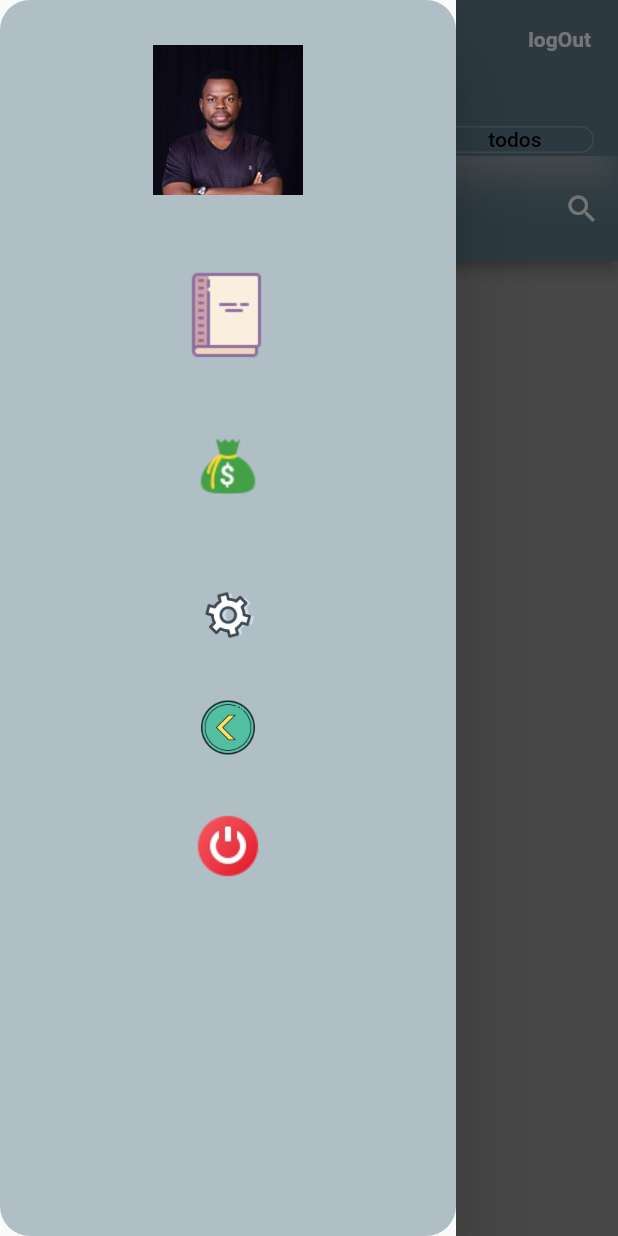
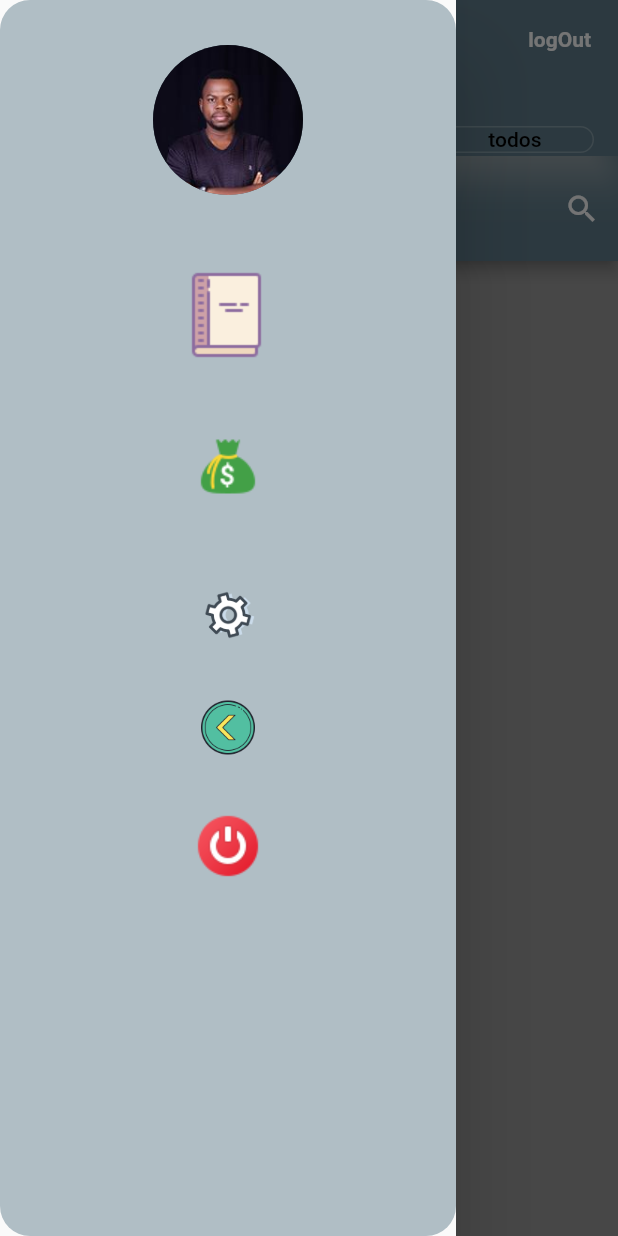
Before and after one commit to innthomas/thrift_service, a Flutter app: the Home screen opened directly, with the side drawer open, on a phone screen of 412 x 824 dp. Run offline on Flutter 3.47's test engine with Material 2 defaults, Android fonts, the phone set to English and light mode, and no system bars; our stand-ins replace flutter_login, hive, hive_flutter; accounts and stored records are empty; generated files the repository leaves out were written again.

```diff
--- a/thrift_service/lib/screens/drawer_screen.dart
+++ b/thrift_service/lib/screens/drawer_screen.dart
@@ -17,8 +17,8 @@ class DrawerScreen extends StatelessWidget {
           children: <Widget>[
             SizedBox(height: 30.0),
             CircleAvatar(
+              backgroundImage: AssetImage("assets/images/inn.jpg"),
               radius: 50.0,
-              child: Image.asset("assets/images/inn.jpg"),
             ),
             SizedBox(height: 30.0),
             CircleAvatar(
--- a/thrift_service/lib/todo/todo_list.dart
+++ b/thrift_service/lib/todo/todo_list.dart
@@ -11,7 +11,7 @@ class TodoList extends StatelessWidget {
   Widget build(BuildContext context) {
     if (todos.isEmpty) {
       return Center(
-        child: Text('Noting to do... Great!'),
+        child: Text('Nothing to do... Great!'),
       );
     } else {
       return ListView.builder(
```
